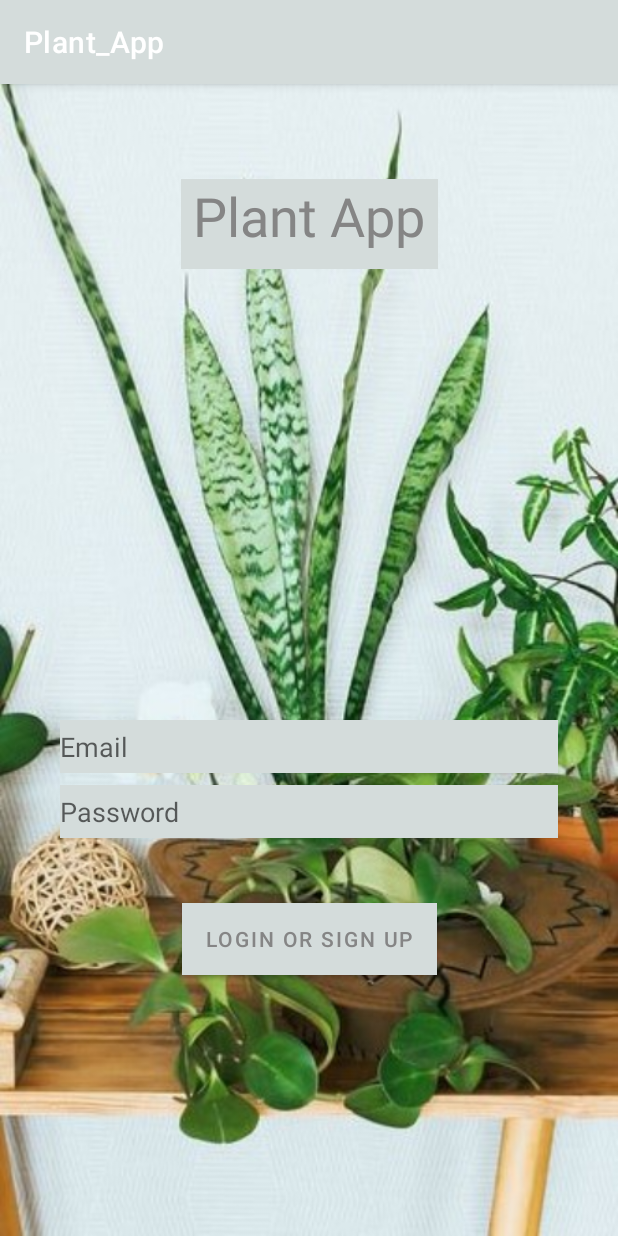
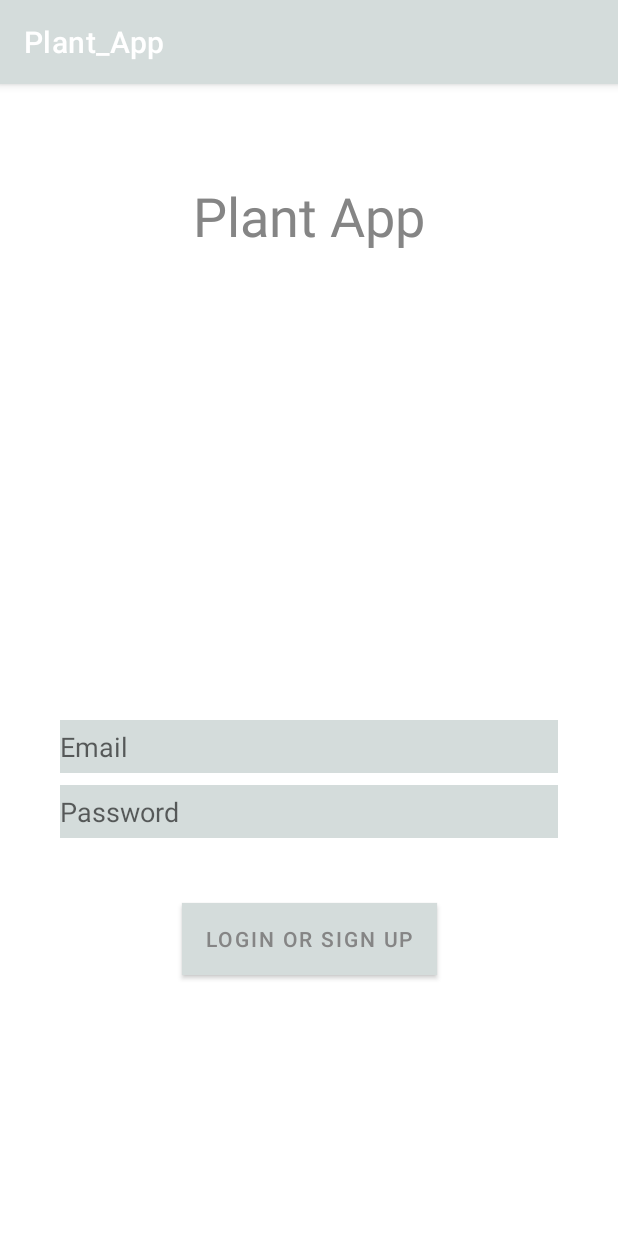
Before and after one commit to CarsonEllsworth33/Team7Plant, an Android app: the screen it shows after launch (MainActivity), on a phone screen of 412 x 824 dp. Run offline under Robolectric (Android 15) with nearby library versions, the phone set to English and light mode, and no system bars.

Commit message:
More messing with plant

```diff
--- a/Plant_App/app/src/main/java/com/example/plant_app/HomeActivity.kt
+++ b/Plant_App/app/src/main/java/com/example/plant_app/HomeActivity.kt
@@ -2,9 +2,11 @@ package com.example.plant_app
 
 import androidx.appcompat.app.AppCompatActivity
 import android.os.Bundle
+import android.widget.ArrayAdapter
+import android.widget.ListView
 
 class HomeActivity : AppCompatActivity() {
-    private lateinit var listView ListView
+    private lateinit var listView : ListView
     override fun onCreate(savedInstanceState: Bundle?) {
         super.onCreate(savedInstanceState)
         setContentView(R.layout.activity_home)
--- a/Plant_App/app/src/main/res/layout/activity_home.xml
+++ b/Plant_App/app/src/main/res/layout/activity_home.xml
@@ -20,10 +20,11 @@
         app:layout_constraintStart_toStartOf="parent"
         app:layout_constraintTop_toTopOf="parent"
         tools:text="My Plants" />
+
     <ListView
         android:id="@+id/recipe_list_view"
-        android:layout_width="0dp"
-        android:layout_height="0dp"
+        android:layout_width="match_parent"
+        android:layout_height="match_parent"
         app:layout_constraintBottom_toBottomOf="parent"
         app:layout_constraintEnd_toEndOf="parent"
         app:layout_constraintStart_toStartOf="parent"
--- a/Plant_App/app/src/main/res/layout/activity_login.xml
+++ b/Plant_App/app/src/main/res/layout/activity_login.xml
@@ -5,13 +5,14 @@
     android:id="@+id/container"
     android:layout_width="match_parent"
     android:layout_height="match_parent"
+    android:background="@drawable/plants_in_pots"
+    android:backgroundTint="#FFFFFF"
     android:paddingLeft="@dimen/activity_horizontal_margin"
     android:paddingTop="@dimen/activity_vertical_margin"
+
     android:paddingRight="@dimen/activity_horizontal_margin"
     android:paddingBottom="@dimen/activity_vertical_margin"
-
-    tools:context=".ui.login.LoginActivity"
-    android:background="@drawable/plants_in_pots">
+    tools:context=".ui.login.LoginActivity">
 
 
     <EditText
@@ -71,7 +72,7 @@
         android:id="@+id/Title"
         android:layout_width="171dp"
         android:layout_height="60dp"
-        android:background="#D4DCDB"
+        android:background="#FFFFFF"
         android:ellipsize="none"
         android:text="Plant App"
         android:textAlignment="center"
@@ -88,10 +89,10 @@
         android:id="@+id/Login"
         android:layout_width="wrap_content"
         android:layout_height="wrap_content"
+        android:background="#D4DCDB"
+        android:backgroundTint="#858585"
         android:text="Login or Sign up"
         android:textColor="#858585"
-        android:background="#D4DCDB"
-        android:backgroundTint="#858585"
         app:iconTint="#D4DCDB"
         app:layout_constraintBottom_toBottomOf="parent"
         app:layout_constraintEnd_toEndOf="parent"
```
Also changed, not shown: Plant_App/app/src/main/java/com/example/plant_app/RecipeAdapter.kt (added, +34 -0 lines).
